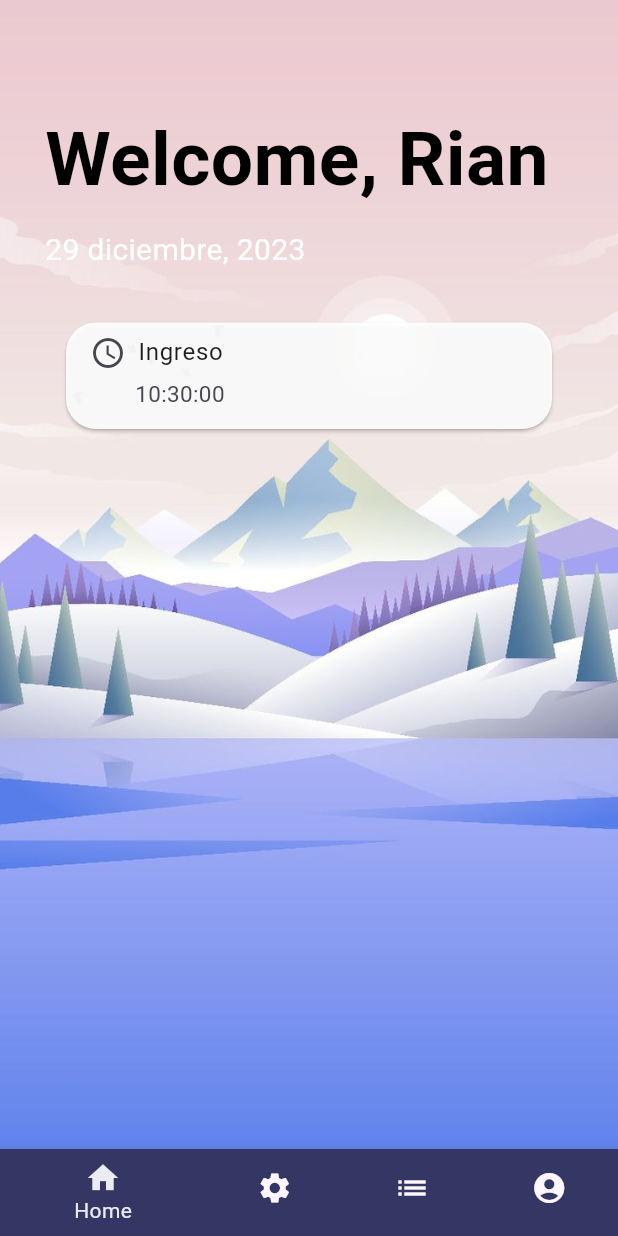
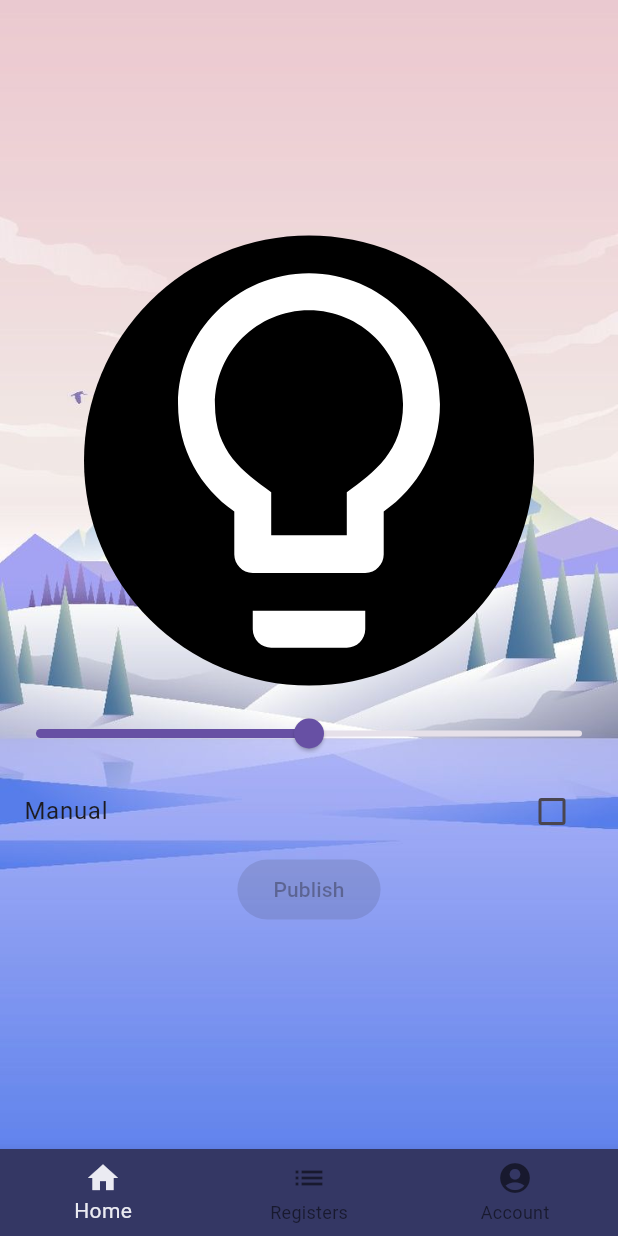
Before and after one commit to begazo-ticona-jesus/emergentesapp, a Flutter app: the screen it shows after launch, on a phone screen of 412 x 824 dp. Run offline on Flutter 3.47's test engine with Material 3 defaults, Android fonts, the phone set to English and light mode, and no system bars; our stand-ins replace go_router; missing offline and left inert: mqtt_client.

Commit message:
cambios de estructura

```diff
--- a/lib/mqtt_client/MqttConfig.dart
+++ b/lib/domain/services/mqtt/MqttConfig.dart
@@ -1,7 +1,7 @@
 // ignore_for_file: file_names
 
 class MqttConfig {
-  static const String mqttServerUri = "ssl://a12ynynm96xfyz-ats.iot.us-east-1.amazonaws.com:8883";
+  static const String mqttServerUri = "a12ynynm96xfyz-ats.iot.us-east-1.amazonaws.com";
   static const String caFile = "assets/certificates/RootCA.pem";
   static const String certFile = "assets/certificates/DeviceCertificate.crt";
   static const String keyFile = "assets/certificates/Private.key";
--- a/lib/main.dart
+++ b/lib/main.dart
@@ -1,7 +1,7 @@
-import 'package:emergentesapp/routes/routes.dart';
+import 'package:emergentesapp/presentation/routes/routes.dart';
 import 'package:flutter/material.dart';
 import 'package:provider/provider.dart';
-import './components/stateSwitched.dart';
+import 'presentation/components/stateSwitched.dart';
 
 void main() {
   runApp(
--- a/lib/ui/InitialApp.dart
+++ b/lib/presentation/InitialApp.dart
@@ -1,7 +1,7 @@
 // ignore_for_file: file_names, library_private_types_in_public_api
 
+import 'package:emergentesapp/presentation/components/NavBar.dart';
 import 'package:flutter/material.dart';
-import '../components/NavBar.dart';
 
 class InitialApp extends StatefulWidget {
   const InitialApp({super.key});
--- a/lib/components/NavBar.dart
+++ b/lib/presentation/components/NavBar.dart
@@ -1,11 +1,10 @@
 // ignore_for_file: file_names
 
-import 'package:emergentesapp/ui/screens/ScreenAccount.dart';
+import 'package:emergentesapp/presentation/screens/account/ScreenAccount.dart';
+import 'package:emergentesapp/presentation/screens/home/ScreenHome.dart';
+import 'package:emergentesapp/presentation/screens/listRegisters/ScreenListRegisters.dart';
 import 'package:flutter/material.dart';
 
-import '../ui/screens/ScreenHome.dart';
-import '../ui/screens/ScreenListRegisters.dart';
-import '../ui/screens/ScreenOptions.dart';
 
 class NavBar extends StatefulWidget {
   const NavBar({super.key});
@@ -19,7 +18,6 @@ class _NavBarState extends State<NavBar> {
   int _selectedIndex = 0;
   static const List<Widget> _widgetOptions = <Widget>[
     ScreenHome(),
-    ScreenOptions(),
     ScreenRegisters(),
     ScreenAccount(),
   ];
@@ -42,25 +40,18 @@ class _NavBarState extends State<NavBar> {
           BottomNavigationBarItem(
             icon: Icon(Icons.home),
             label: 'Home',
-            backgroundColor: Color(0xFF343764),
-          ),
-          BottomNavigationBarItem(
-            icon: Icon(Icons.settings),
-            label: 'Options',
-            backgroundColor: Color(0xFF343764),
           ),
           BottomNavigationBarItem(
             icon: Icon(Icons.list),
             label: 'Registers',
-            backgroundColor: Color(0xFF343764),
           ),
           BottomNavigationBarItem(
             icon: Icon(Icons.account_circle),
             label: 'Account',
-            backgroundColor: Color(0xFF343764),
           ),
         ],
         currentIndex: _selectedIndex,
+        backgroundColor: const Color(0xFF343764),
         selectedItemColor: const Color(0xFFebebf2),
         onTap: _onItemTapped,
       ),
--- a/lib/components/stateActions.dart
+++ b/lib/presentation/components/stateActions.dart
@@ -1,6 +1,6 @@
 // ignore_for_file: file_names, library_prefixes
 
-import '../../components/Actions.dart' as MyActions;
+import 'Actions.dart' as MyActions;
 
 class StateActions {
   List<MyActions.Actions> listOfActions = [];
--- a/lib/routes/routes.dart
+++ b/lib/presentation/routes/routes.dart
@@ -1,12 +1,10 @@
-import 'package:emergentesapp/ui/InitialApp.dart';
-import 'package:emergentesapp/ui/screens/ScreenHome.dart';
-import 'package:emergentesapp/ui/screens/ScreenOptions.dart';
+import 'package:emergentesapp/presentation/screens/account/ScreenAccount.dart';
+import 'package:emergentesapp/presentation/screens/home/ScreenHome.dart';
+import 'package:emergentesapp/presentation/screens/userRegister/ScreenUserRegister.dart';
+import 'package:emergentesapp/presentation/InitialApp.dart';
 import 'package:flutter/material.dart';
 import 'package:go_router/go_router.dart';
 
-import '../ui/screens/ScreenAccount.dart';
-//import '../ui/screens/ScreenUserLogin.dart';
-import '../ui/screens/ScreenUserRegister.dart';
 
 
 final GoRouter goRouter = GoRouter(
@@ -36,12 +34,6 @@ final GoRouter goRouter = GoRouter(
           },
         ),
         GoRoute(
-          path: 'options',
-          builder: (BuildContext context, GoRouterState state) {
-            return const ScreenOptions();
-          },
-        ),
-        GoRoute(
           path: 'account',
           builder: (BuildContext context, GoRouterState state) {
             return const ScreenAccount();
--- /dev/null
+++ b/lib/presentation/screens/home/ScreenHome.dart
@@ -0,0 +1,106 @@
+import 'package:flutter/material.dart';
+import 'package:mqtt_client/mqtt_server_client.dart';
+
+import '../../../domain/services/mqtt/MqttController.dart';
+
+class ScreenHome extends StatefulWidget {
+  const ScreenHome({Key? key}) : super(key: key);
+
+  @override
+  _ScreenHomeState createState() => _ScreenHomeState();
+}
+
+class _ScreenHomeState extends State<ScreenHome> {
+  bool isSwitched = false;
+  bool isManual = false;
+
+  MqttServerClient? mqttController;
+  String receivedMessage = 'Mensaje recibido: ';
+  bool isConnected = false;
+
+  double _intensity = 0.5;
+
+  @override
+  void initState() {
+    connect().then((value) {
+      setState(() {
+        mqttController = value;
+        isConnected = true;
+      });
+    });
+    super.initState();
+  }
+
+  @override
+  void dispose() {
+    if (isConnected) {
+      mqttController!.disconnect();
+    }
+    super.dispose();
+  }
+
+  void _changeSwitch(bool newValue) {
+    setState(() {
+      isSwitched = newValue;
+    });
+  }
+
+  @override
+  Widget build(BuildContext context) {
+    return Center(
+      child: Column(
+        mainAxisAlignment: MainAxisAlignment.center,
+        children: [
+          IconButton(
+            icon: Container(
+              decoration: BoxDecoration(
+                color: Colors.black, // color de fondo
+                borderRadius: BorderRadius.circular(300), // radio de borde redondeado
+              ),
+              child: Icon(
+                isSwitched ? Icons.lightbulb : Icons.lightbulb_outline,
+                color: isSwitched ? Colors.yellow : Colors.white,
+                size: 300,
+              ),
+            ),
+            onPressed: () {
+              _changeSwitch(!isSwitched);
+            },
+          ),
+          // Slider de intensidad agregado aquí
+          Slider(
+            value: _intensity,
+            min: 0.0,
+            max: 1.0,
+            divisions: 100,
+            label: '$_intensity',
+            onChanged: (double value) {
+              setState(() {
+                _intensity = value;
+              });
+            },
+          ),
+          // Checkbox manual agregado aquí
+          CheckboxListTile(
+            title: const Text('Manual'),
+            value: isManual,
+            onChanged: (bool? value) {
+              setState(() {
+                isManual = value!;
+              });
+            },
+          ),
+          ElevatedButton(
+            onPressed: mqttController == null
+                ? null
+                : () {
+              publishToTopic(
+                  mqttController!, 'TOPIC_RONY', 'apaga tu foco');
+            },
+            child: const Text('Publish'),
+          ),
+        ],
+      ),
+    );
+  }
+}
--- a/lib/ui/screens/ScreenHome.dart
+++ /dev/null
@@ -1,120 +0,0 @@
-// ignore_for_file: file_names, use_key_in_widget_constructors, library_private_types_in_public_api, library_prefixes, prefer_const_constructors
-
-import 'package:flutter/material.dart';
-import 'package:intl/intl.dart';
-import 'package:intl/date_symbol_data_local.dart';
-import '../../components/Actions.dart' as MyActions;
-import '../../components/stateActions.dart';
-
-class ScreenHome extends StatefulWidget {
-  const ScreenHome({Key? key}) : super(key: key);
-
-  @override
-  _ScreenHomeState createState() => _ScreenHomeState();
-}
-
-class _ScreenHomeState extends State<ScreenHome> {
-  List<MyActions.Actions> listOfActions = appState.listOfActions;
-  bool _openingActionAdded = false;
-
-  @override
-  void initState() {
-    super.initState();
-
-    // Asegurarse de que _addOpeningAction se ejecute solo una vez
-    if (!_openingActionAdded) {
-      _addOpeningAction();
-      _openingActionAdded = true;
-    }
-
-    // ... otros códigos de initState ...
-  }
-
-  void _addOpeningAction() {
-    if (!listOfActions.any((action) => action.name == "Ingreso")) {
-      DateTime now = DateTime.now();
-      MyActions.Actions openingAction = MyActions.Actions("Ingreso", now);
-      listOfActions.add(openingAction);
-    }
-  }
-
-  @override
-  Widget build(BuildContext context) {
-    initializeDateFormatting('es', null);
-
-    return Padding(
-      padding: const EdgeInsets.symmetric(horizontal: 30, vertical: 70),
-      child: Column(
-        crossAxisAlignment: CrossAxisAlignment.start,
-        children: [
-          Text(
-            'Welcome, Rian',
-            style: TextStyle(
-              fontSize: 50,
-              fontWeight: FontWeight.bold,
-              color: Colors.black,
-            ),
-          ),
-          const SizedBox(
-              height:
-                  10), // Agrega un espacio vertical entre el texto y la fecha
-          Text(
-            _getCurrentDateFormatted(),
-            style: const TextStyle(
-              fontSize: 20,
-              color: Colors.white,
-            ),
-          ),
-          Expanded(
-            child: Container(
-                padding: const EdgeInsets.symmetric(horizontal: 10),
-                margin: const EdgeInsets.only(
-                    top: 30,
-                    bottom: 10), // Ajusta este valor según tus necesidades
-                child: ListView.builder(
-                  itemCount: listOfActions.length,
-                  itemBuilder: (context, index) {
-                    return Card(
-                      shape: RoundedRectangleBorder(
-                        borderRadius: BorderRadius.circular(20.0),
-                      ),
-                      color: const Color.fromARGB(235, 255, 255, 255),
-                      child: ListTile(
-                        title: Row(
-                          children: [
-                            const Icon(Icons.access_time),
-                            const SizedBox(width: 8),
-                            Text(listOfActions[index].name),
-                          ],
-                        ),
-                        subtitle:Container(
-                          margin: const EdgeInsets.symmetric(vertical: 5, horizontal: 30),
-                          child: Text(
-                              _getCurrentTime(listOfActions[index].time),
-                              style: TextStyle(fontSize: 15),
-
-                            ),
-                        )
-
-                      ),
-                    );
-                  },
-                )),
-          ),
-        ],
-      ),
-    );
-  }
-
-  String _getCurrentDateFormatted() {
-    var now = DateTime.now();
-    var formatter = DateFormat('d MMMM, yyyy',
-        'es'); // 'es' para idioma español, puedes ajustar según tu idioma
-    return formatter.format(now);
-  }
-
-  String _getCurrentTime(DateTime time) {
-    var formatter = DateFormat('HH:mm:ss');
-    return formatter.format(time);
-  }
-}
```
Also changed, not shown: lib/domain/services/mqtt/MqttController.dart (added, +53 -0 lines), lib/mqtt_client/MqttController.dart (deleted, +0 -73 lines), lib/ui/screens/ScreenOptions.dart (deleted, +0 -179 lines), lib/presentation/components/Actions.dart (renamed from lib/components/Actions.dart), lib/presentation/components/stateSwitched.dart (renamed from lib/components/stateSwitched.dart), lib/presentation/screens/account/ScreenAccount.dart (renamed from lib/ui/screens/ScreenAccount.dart), lib/presentation/screens/listRegisters/ScreenListRegisters.dart (renamed from lib/ui/screens/ScreenListRegisters.dart), lib/presentation/screens/userLogin/ScreenUserLogin.dart (renamed from lib/ui/screens/ScreenUserLogin.dart), lib/presentation/screens/userRegister/ScreenUserRegister.dart (renamed from lib/ui/screens/ScreenUserRegister.dart), pubspec.lock, 1 other file.
